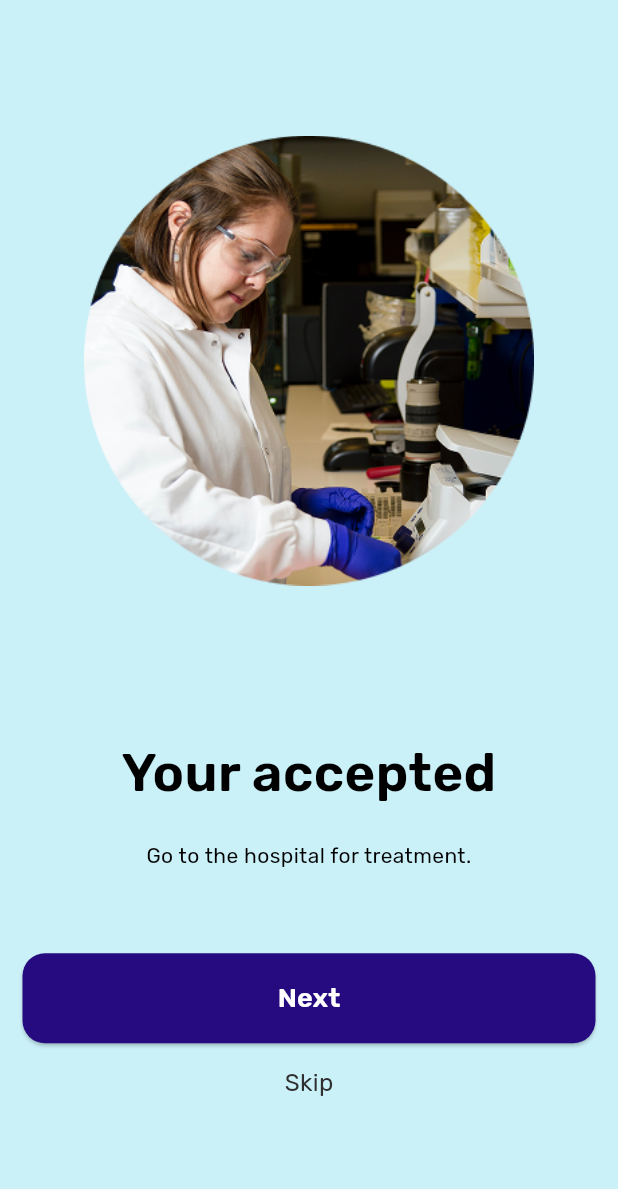
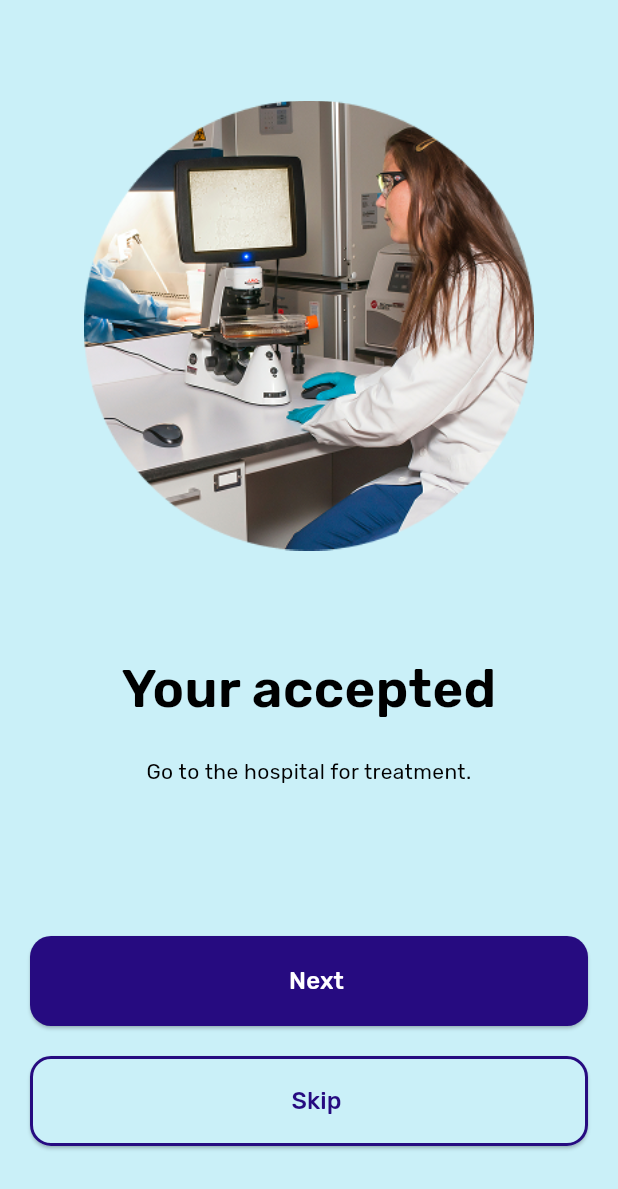
Before and after one commit to Maram-Tamer/MediGO, a Flutter app: the screen it shows after launch, after a tap on "Next", on a phone screen of 412 x 824 dp. Shown: the top 1189 px of the screen. Run offline on Flutter 3.47's test engine with Material 3 defaults, Android fonts, the phone set to English and light mode, and no system bars; our stand-ins replace dotted_border, flutter_svg, gap, go_router, group_button, image_picker and 1 more; missing offline and left inert: easy_radio, flutter_gap; statements that could not run were skipped.

Commit message:
onBoarding done

```diff
--- a/lib/core/routes/routes.dart
+++ b/lib/core/routes/routes.dart
@@ -23,9 +23,7 @@
 import 'package:medigo/features/auth/presentation/pages/signup/pages/register.dart';
 import 'package:medigo/features/Patient/chat/chatScreen.dart';
 import 'package:medigo/features/Patient/hospital_data/presentation/pages/hospital_details_screen.dart';
-import 'package:medigo/features/onboarding/first_onboarding_screen.dart';
-import 'package:medigo/features/onboarding/second_onboarding_screen.dart';
-import 'package:medigo/features/onboarding/third_onboarding_screen.dart';
+import 'package:medigo/features/onboarding/onBoarding.dart';
 import 'package:medigo/features/Patient/setting/page/change_password.dart';
 import 'package:medigo/features/Patient/setting/page/edit_profile_screen.dart';
 import 'package:medigo/features/Patient/search/search_screen.dart';
@@ -74,7 +72,8 @@
       GoRoute(path: splash, builder: (context, state) => SplashScreen()),
       GoRoute(
         path: PatientDetails,
-        builder: (context, state) => PatientDetailsScreen(isAccepted: state.extra as bool,),
+        builder: (context, state) =>
+            PatientDetailsScreen(isAccepted: state.extra as bool),
       ),
 
       GoRoute(
@@ -103,18 +102,8 @@
         builder: (context, state) => UnifiedPatientScreen(),
       ),
 
-      GoRoute(
-        path: onBoarding_1,
-        builder: (context, state) => FirstOnboardingScreen(),
-      ),
-      GoRoute(
-        path: onBoarding_2,
-        builder: (context, state) => SecondOnboardingScreen(),
-      ),
-      GoRoute(
-        path: onBoarding_3,
-        builder: (context, state) => ThirdOnboardingScreen(),
-      ),
+      GoRoute(path: onBoarding_1, builder: (context, state) => OnBoarding()),
+
       GoRoute(path: welcom, builder: (context, state) => WelcomeScreen()),
       GoRoute(
         path: login_P,
--- a/lib/core/utils/Strings.dart
+++ /dev/null
@@ -1,3 +0,0 @@
-class AppString {
-  static const text = 'text';
-}
--- a/lib/features/onboarding/first_onboarding_screen.dart
+++ /dev/null
@@ -1,87 +0,0 @@
-import 'package:flutter/material.dart';
-import 'package:medigo/core/constatnts/images.dart';
-import 'package:medigo/core/routes/navigation.dart';
-import 'package:medigo/core/routes/routes.dart';
-import 'package:medigo/core/utils/colors.dart';
-
-class FirstOnboardingScreen extends StatelessWidget {
-  const FirstOnboardingScreen({super.key});
-
-  @override
-  Widget build(BuildContext context) {
-    return Scaffold(
-      backgroundColor: AppColors.blueLight,
-      body: SizedBox(
-        width: double.infinity,
-        child: Column(
-          mainAxisAlignment: MainAxisAlignment.center,
-          children: [
-            Image.asset(AppImages.onboardingImage3PNG, height: 300),
-            SizedBox(height: 100),
-            Padding(
-              padding: const EdgeInsets.symmetric(horizontal: 30),
-              child: Column(
-                crossAxisAlignment: CrossAxisAlignment.center,
-                children: [
-                  Text(
-                    'Your savior in case of emergency',
-                    textAlign: TextAlign.center,
-
-                    style: TextStyle(
-                      color: Colors.black,
-                      fontSize: 35,
-                      fontWeight: FontWeight.w600,
-                    ),
-                  ),
-                  SizedBox(height: 20),
-                  Text(
-                    'You can send a request to the nearest hospital',
-                    textAlign: TextAlign.center,
-                    style: TextStyle(
-                      color: Colors.black,
-                      fontSize: 14,
-                      fontWeight: FontWeight.w400,
-                    ),
-                  ),
-                  SizedBox(height: 40),
-                ],
-              ),
-            ),
-            Padding(
-              padding: const EdgeInsets.all(15),
-              child: ElevatedButton(
-                onPressed: () {
-                  pushAndRemoveUntil(
-                    context: context,
-                    route: Routes.onBoarding_2,
-                  );
-                },
-                style: ElevatedButton.styleFrom(
-                  backgroundColor: AppColors.primaryGreenColor,
-                  foregroundColor: AppColors.whiteColor,
-                  minimumSize: Size(double.infinity, 60),
-                  shape: RoundedRectangleBorder(
-                    borderRadius: BorderRadius.circular(15),
-                  ),
-                ),
-                child: Text(
-                  'Next',
-                  style: TextStyle(fontSize: 18, fontWeight: FontWeight.w600),
-                ),
-              ),
-            ),
-            GestureDetector(
-              onTap: () {
-                pushAndRemoveUntil(context: context, route: Routes.welcom);
-              },
-              child: Text(
-                'Skip',
-                style: TextStyle(fontSize: 16, fontWeight: FontWeight.w400),
-              ),
-            ),
-          ],
-        ),
-      ),
-    );
-  }
-}
--- /dev/null
+++ b/lib/features/onboarding/onBoarding.dart
@@ -0,0 +1,121 @@
+import 'package:flutter/material.dart';
+import 'package:gap/gap.dart';
+import 'package:medigo/components/buttons/main_button.dart';
+import 'package:medigo/core/routes/navigation.dart';
+import 'package:medigo/core/routes/routes.dart';
+import 'package:medigo/core/utils/colors.dart';
+import 'package:medigo/features/onboarding/onBoardingModel.dart';
+
+class OnBoarding extends StatefulWidget {
+  OnBoarding({super.key});
+
+  @override
+  State<OnBoarding> createState() => _OnBoardingState();
+}
+
+class _OnBoardingState extends State<OnBoarding> {
+  int currentIndex = 0;
+  PageController pageController = PageController();
+  @override
+  Widget build(BuildContext context) {
+    return Scaffold(
+      body: Column(
+        children: [
+          Expanded(
+            child: PageView.builder(
+              controller: pageController,
+              onPageChanged: (value) {
+                setState(() {
+                  currentIndex = value;
+                });
+              },
+              itemBuilder: (context, index) {
+                return Column(
+                  children: [
+                    Spacer(),
+
+                    Image.asset(onboardingList[index].image, height: 300),
+                    Spacer(),
+                    Padding(
+                      padding: const EdgeInsets.symmetric(horizontal: 30),
+                      child: Column(
+                        crossAxisAlignment: CrossAxisAlignment.center,
+                        children: [
+                          Text(
+                            onboardingList[index].title,
+                            textAlign: TextAlign.center,
+
+                            style: TextStyle(
+                              color: Colors.black,
+                              fontSize: 35,
+                              fontWeight: FontWeight.w600,
+                            ),
+                          ),
+                          SizedBox(height: 20),
+                          Text(
+                            onboardingList[index].description,
+                            textAlign: TextAlign.center,
+                            style: TextStyle(
+                              color: Colors.black,
+                              fontSize: 14,
+                              fontWeight: FontWeight.w400,
+                            ),
+                          ),
+                          SizedBox(height: 40),
+                        ],
+                      ),
+                    ),
+                  ],
+                );
+              },
+              itemCount: 3,
+            ),
+          ),
+          Padding(
+            padding: const EdgeInsets.symmetric(horizontal: 20, vertical: 60),
+            child: Column(
+              children: [
+                MainButton(
+                  height: 60,
+                  buttonText: currentIndex == 2 ? 'Lets Go' : 'Next',
+                  onPressed: () {
+                    if (currentIndex == 2) {
+                      pushAndRemoveUntil(
+                        context: context,
+                        route: Routes.welcom,
+                      );
+                    }
+                    if (currentIndex < 2) {
+                      setState(() {
+                        currentIndex++;
+                        pageController.animateToPage(
+                          currentIndex,
+                          duration: Duration(milliseconds: 300),
+                          curve: Curves.easeIn,
+                        );
+                      });
+                    }
+                  },
+                  borderRadius: 14,
+                ),
+                Gap(20),
+                MainButton(
+                  height: 60,
+                  borderWidth: 2,
+                  textColor: AppColors.primaryGreenColor,
+                  borderColor: AppColors.primaryGreenColor,
+                  buttomColor: AppColors.blueLight,
+                  buttonText: 'Skip',
+                  onPressed: () {
+                    pushAndRemoveUntil(context: context, route: Routes.welcom);
+                  },
+                  borderRadius: 14,
+                ),
+              ],
+            ),
+          ),
+        ],
+      ),
+    );
+  }
+}
--- /dev/null
+++ b/lib/features/onboarding/onBoardingModel.dart
@@ -0,0 +1,32 @@
+import 'package:medigo/core/constatnts/images.dart';
+
+class OnboardingModel {
+  final String image;
+  final String title;
+  final String description;
+
+  OnboardingModel({
+    required this.image,
+    required this.title,
+    required this.description,
+  });
+}
+
+List<OnboardingModel> onboardingList = [
+  OnboardingModel(
+    image: AppImages.onboardingImage1PNG,
+    title: 'Your savior in case of emergency',
+    description: 'You can send a request to the nearest hospital',
+  ),
+  OnboardingModel(
+    image: AppImages.onboardingImage2PNG,
+    title: 'Your accepted',
+    description: 'Go to the hospital for treatment.',
+  ),
+  OnboardingModel(
+    image: AppImages.onboardingImage3PNG,
+    title: 'For the hospital',
+    description:
+        'You can accept or reject the patient depending on the possibility of treatment.',
+  ),
+];
--- a/lib/features/onboarding/second_onboarding_screen.dart
+++ /dev/null
@@ -1,87 +0,0 @@
-import 'package:flutter/material.dart';
-import 'package:medigo/core/constatnts/images.dart';
-import 'package:medigo/core/routes/navigation.dart';
-import 'package:medigo/core/routes/routes.dart';
-import 'package:medigo/core/utils/colors.dart';
-
-class SecondOnboardingScreen extends StatelessWidget {
-  const SecondOnboardingScreen({super.key});
-
-  @override
-  Widget build(BuildContext context) {
-    return Scaffold(
-      backgroundColor: AppColors.blueLight,
-      body: SizedBox(
-        width: double.infinity,
-        child: Column(
-          mainAxisAlignment: MainAxisAlignment.center,
-          children: [
-            Image.asset(AppImages.onboardingImage1PNG, height: 300),
-            SizedBox(height: 100),
-            Padding(
-              padding: const EdgeInsets.symmetric(horizontal: 30),
-              child: Column(
-                crossAxisAlignment: CrossAxisAlignment.center,
-                children: [
-                  Text(
-                    'Your accepted',
-                    textAlign: TextAlign.center,
-
-                    style: TextStyle(
-                      color: Colors.black,
-                      fontSize: 35,
-                      fontWeight: FontWeight.w600,
-                    ),
-                  ),
-                  SizedBox(height: 20),
-                  Text(
-                    'Go to the hospital for treatment.',
-                    textAlign: TextAlign.center,
-                    style: TextStyle(
-                      color: Colors.black,
-                      fontSize: 14,
-                      fontWeight: FontWeight.w400,
-                    ),
-                  ),
-                  SizedBox(height: 40),
-                ],
-              ),
-            ),
-            Padding(
-              padding: const EdgeInsets.all(15),
-              child: ElevatedButton(
-                onPressed: () {
-                  pushAndRemoveUntil(
-                    context: context,
-                    route: Routes.onBoarding_3,
-                  );
-                },
-                style: ElevatedButton.styleFrom(
-                  backgroundColor: AppColors.primaryGreenColor,
-                  foregroundColor: AppColors.whiteColor,
-                  minimumSize: Size(double.infinity, 60),
-                  shape: RoundedRectangleBorder(
-                    borderRadius: BorderRadius.circular(15),
-                  ),
-                ),
-                child: Text(
-                  'Next',
-                  style: TextStyle(fontSize: 18, fontWeight: FontWeight.w600),
-                ),
-              ),
-            ),
-            GestureDetector(
-              onTap: () {
-                pushAndRemoveUntil(context: context, route: Routes.welcom);
-              },
-              child: Text(
-                'Skip',
-                style: TextStyle(fontSize: 16, fontWeight: FontWeight.w400),
-              ),
-            ),
-          ],
-        ),
-      ),
-    );
-  }
-}
```
Also changed, not shown: lib/features/onboarding/third_onboarding_screen.dart (deleted, +0 -75 lines).
